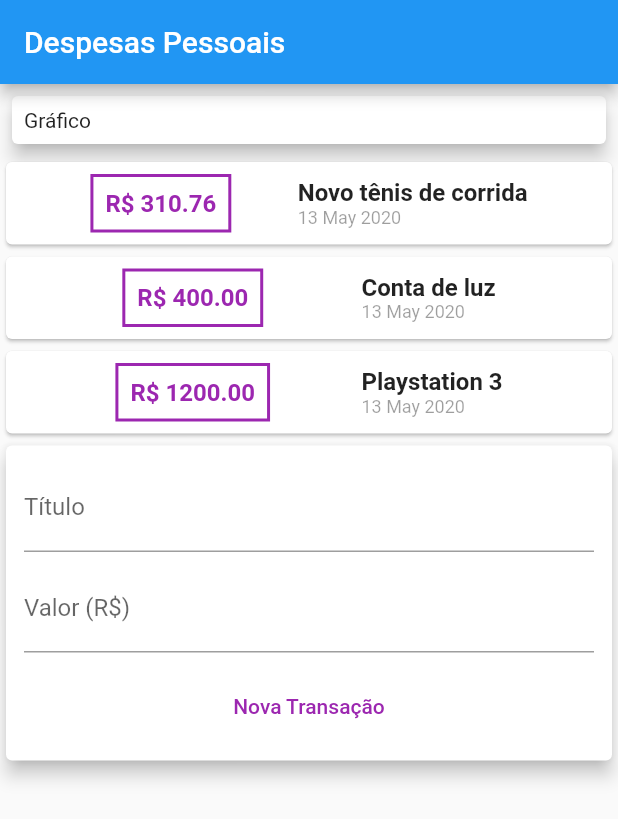
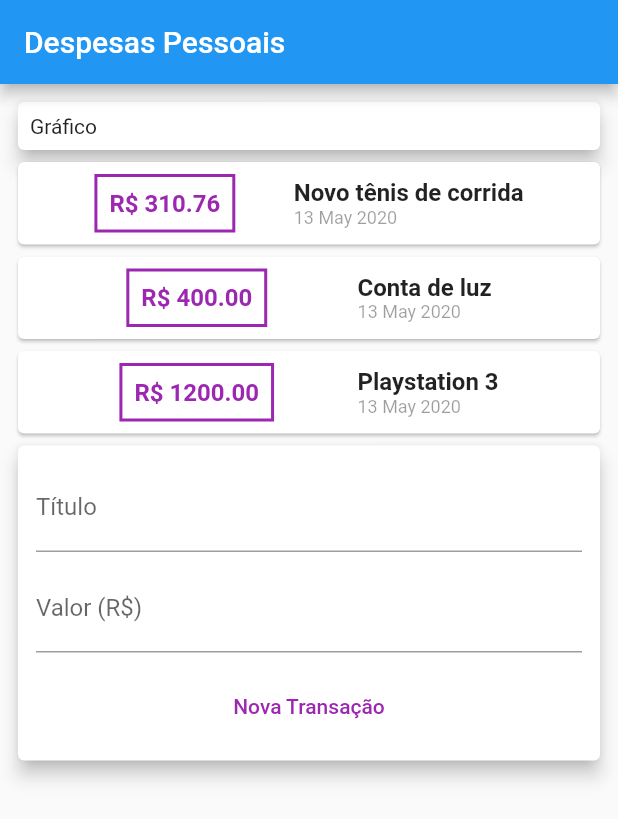
Before and after one commit to ranaice/expenses-manager, a Flutter app: the screen it shows after launch, after a tap on "Nova Transação", on a phone screen of 412 x 824 dp. Shown: the top 819 px of the screen. Run offline on Flutter 3.47's test engine with Material 2 defaults, Android fonts, the phone set to English and light mode, and no system bars.

Commit message:
feat: add list view and input validation

```diff
--- a/lib/app/ui/components/transaction_form.dart
+++ b/lib/app/ui/components/transaction_form.dart
@@ -19,13 +19,16 @@ class TransactionForm extends StatelessWidget {
             TextField(
               controller: _titleController,
               decoration: InputDecoration(labelText: 'Título'),
+              onSubmitted: (_) => _submitForm(),
             ),
             SizedBox(height: 8),
             TextField(
               controller: _valueController,
               decoration: InputDecoration(labelText: 'Valor (R\$)'),
               inputFormatters: [WhitelistingTextInputFormatter(RegExp("[,.0-9]"))],
-              keyboardType: TextInputType.number,
+              keyboardType: TextInputType.numberWithOptions(decimal: true),
+              onSubmitted: (_) => _submitForm(),
+              textInputAction: TextInputAction.done,
             ),
             SizedBox(
               height: 12,
@@ -33,13 +36,24 @@ class TransactionForm extends StatelessWidget {
             FlatButton(
               child: Text('Nova Transação'),
               textColor: Colors.purple,
-              onPressed: () {
-                onAddTransaction(_titleController.text, double.parse(_valueController.text));
-              },
+              onPressed: _submitForm,
             )
           ],
         ),
       ),
     );
   }
+
+  _submitForm() {
+    final title = _titleController.text;
+    final value = double.tryParse(_valueController.text) ?? 0.0;
+
+    if (_isFormValid(title, value)) {
+      onAddTransaction(title, value);
+    }
+  }
+
+  _isFormValid(String title, double value) {
+    return title.isNotEmpty && value > 0;
+  }
 }
--- a/lib/app/ui/components/transaction_list.dart
+++ b/lib/app/ui/components/transaction_list.dart
@@ -9,12 +9,13 @@ class TransactionList extends StatelessWidget {
 
   @override
   Widget build(BuildContext context) {
-    return Column(
-      children: [
-        ...transactions.map((transaction) {
-          return _transactionItem(transaction);
-        }).toList()
-      ],
+    return ListView.builder(
+      shrinkWrap: true,
+      itemCount: transactions.length,
+      itemBuilder: (_, index) {
+        final transaction = transactions[index];
+        return _transactionItem(transaction);
+      },
     );
   }
 
--- a/lib/app/ui/pages/home_page.dart
+++ b/lib/app/ui/pages/home_page.dart
@@ -15,12 +15,11 @@ class _HomePageState extends State<HomePage> {
         appBar: AppBar(
           title: Text('Despesas Pessoais'),
         ),
-        body: Column(
-          crossAxisAlignment: CrossAxisAlignment.stretch,
+        body: ListView(
+          padding: EdgeInsets.all(8),
           children: <Widget>[
             Card(
               elevation: 5,
-              margin: EdgeInsets.all(8),
               child: Padding(
                 padding: const EdgeInsets.all(8.0),
                 child: Text('Gráfico'),
```
